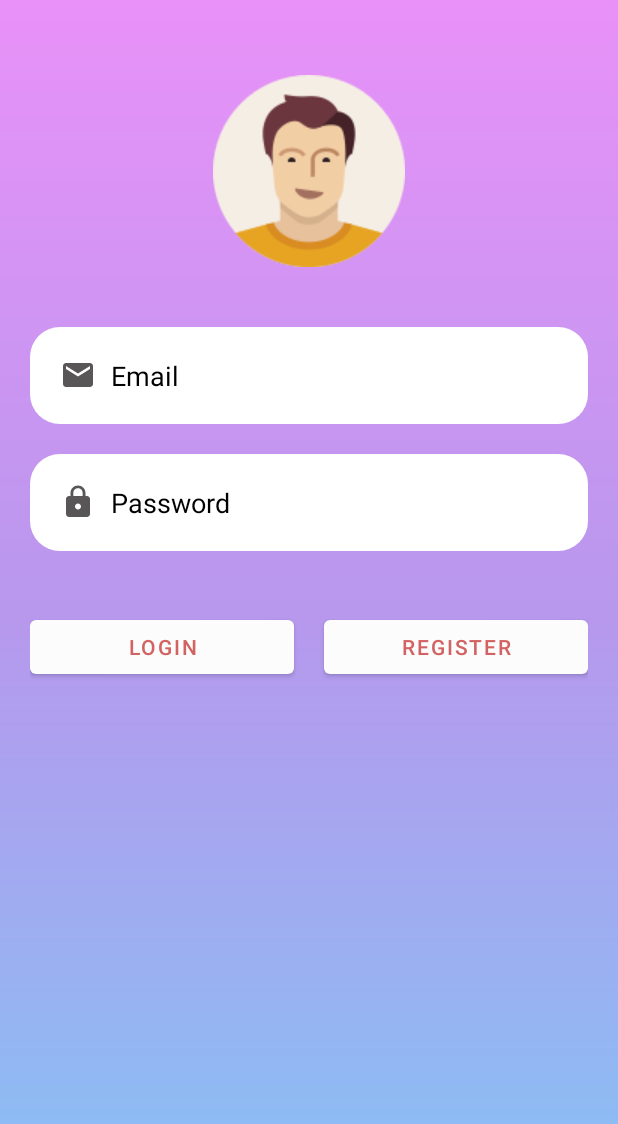
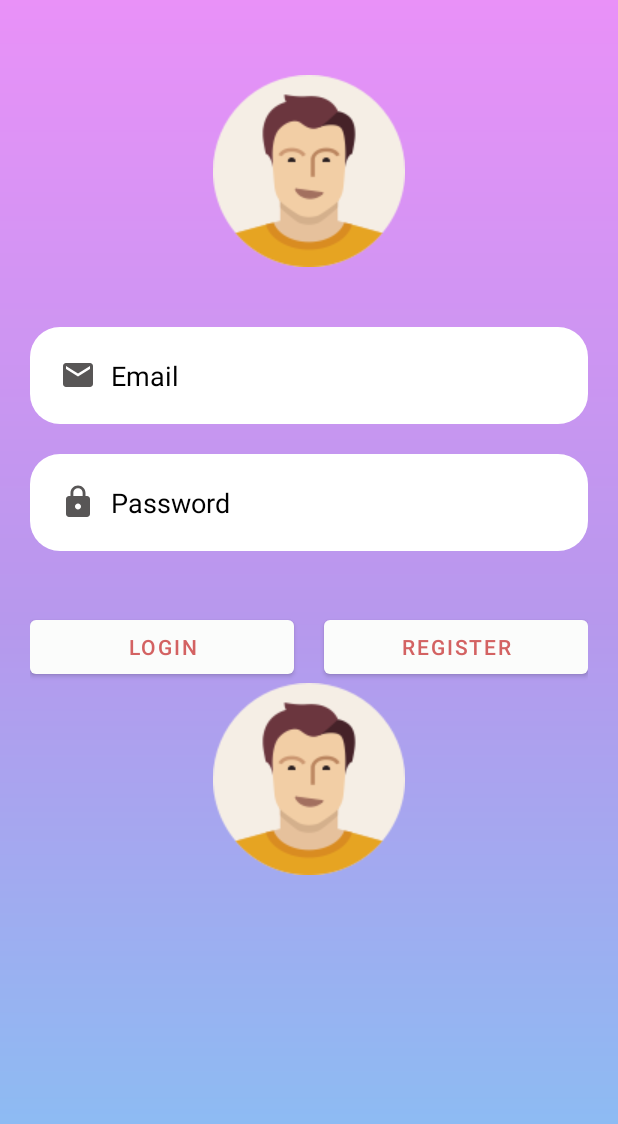
Before and after one commit to AR1610/MyAppgen6to7MT, an Android app: the screen it shows after launch (LinearActivity), on a phone screen of 412 x 824 dp. Shown: the top 1124 px of the screen. Run offline under Robolectric (Android 15) with nearby library versions, the phone set to English and light mode, and no system bars.

Commit message:
Linear Layout Login page Design

```diff
--- a/app/src/main/res/layout/activity_linear.xml
+++ b/app/src/main/res/layout/activity_linear.xml
@@ -70,4 +70,10 @@
             android:text="Register"/>
     </LinearLayout>
 
+    <include layout="@layout/part2"
+        android:layout_width="match_parent"
+        android:layout_height="wrap_content"/>
+
+
+
 </LinearLayout>
--- /dev/null
+++ b/app/src/main/res/layout/part2.xml
@@ -0,0 +1,15 @@
+<?xml version="1.0" encoding="utf-8"?>
+<LinearLayout xmlns:android="http://schemas.android.com/apk/res/android"
+    android:orientation="vertical"
+    android:layout_width="match_parent"
+    android:layout_height="match_parent"
+    android:gravity="center">
+
+
+    <ImageView
+        android:layout_width="wrap_content"
+        android:layout_height="wrap_content"
+        android:id="@+id/img_data"
+        android:src="@drawable/customer"/>
+
+</LinearLayout>
```
